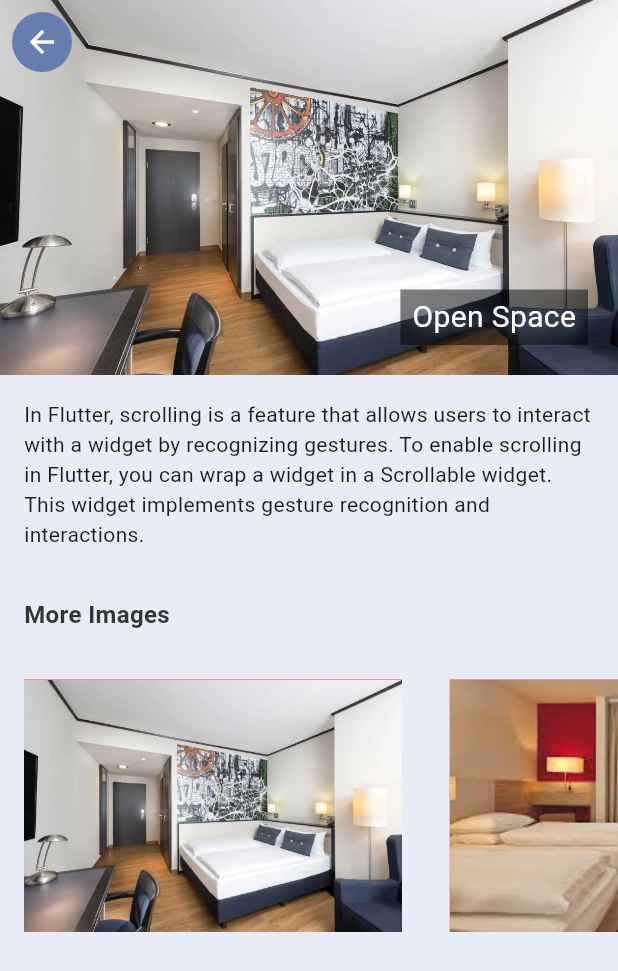
After one commit to KhingZaw/ticket_app, a Flutter app: the HotelDetail screen opened directly, on a phone screen of 412 x 824 dp. The commit adds this screen. Shown: the top 971 px of the screen. Run offline on Flutter 3.47's test engine with Material 3 defaults, Android fonts, the phone set to English and light mode, and no system bars; our stand-ins replace barcode_widget, fluentui_icons; missing offline and left inert: barcode.

Commit message:
[hotel screen and detail]

```diff
--- a/lib/app_routers.dart
+++ b/lib/app_routers.dart
@@ -2,4 +2,6 @@ class AppRouters {
   static const homePage = '/';
   static const allTickets = '/all_tickets';
   static const ticketScreen = '/ticket_screen';
+  static const hotelScreen = '/hotel_screen';
+  static const hotelDetail = '/hotel_detail';
 }
--- a/lib/data/all_json.dart
+++ b/lib/data/all_json.dart
@@ -67,4 +67,10 @@ List<Map<String, dynamic>> hotelList = [
     'destination': 'Dubai',
     'price': 68,
   },
+  {
+    'image': 'bad1.jpg',
+    'place': 'Best hotel',
+    'destination': 'UAE',
+    'price': 78,
+  },
 ];
--- a/lib/main.dart
+++ b/lib/main.dart
@@ -2,6 +2,8 @@ import 'package:flutter/material.dart';
 import 'package:ticket_app/app_routers.dart';
 import 'package:ticket_app/bottom_navbar.dart';
 import 'package:ticket_app/screens/home/all_tickets.dart';
+import 'package:ticket_app/screens/hotel/hotel_detail.dart';
+import 'package:ticket_app/screens/hotel/hotel_screen.dart';
 import 'package:ticket_app/screens/ticket/ticket_screen.dart';
 
 void main() {
@@ -22,6 +24,8 @@ class TicketApp extends StatelessWidget {
         AppRouters.homePage: (context) => const BottomNavbar(),
         AppRouters.allTickets: (context) => const AllTickets(),
         AppRouters.ticketScreen: (context) => const TicketScreen(),
+        AppRouters.hotelScreen: (context) => const HotelScreen(),
+        AppRouters.hotelDetail: (context) => const HotelDetail(),
       },
     );
   }
--- /dev/null
+++ b/lib/screens/hotel/hotel_detail.dart
@@ -0,0 +1,129 @@
+import 'package:flutter/material.dart';
+import 'package:ticket_app/constants/app_styles.dart';
+import 'package:ticket_app/data/all_json.dart';
+
+class HotelDetail extends StatefulWidget {
+  const HotelDetail({super.key});
+
+  @override
+  State<HotelDetail> createState() => _HotelDetailState();
+}
+
+class _HotelDetailState extends State<HotelDetail> {
+  late int index = 0;
+  @override
+  void didChangeDependencies() {
+    super.didChangeDependencies();
+
+    final args =
+        ModalRoute.of(context)?.settings.arguments as Map<String, dynamic>?;
+
+    if (args != null) {
+      index = args["index"];
+    }
+  }
+
+  @override
+  Widget build(BuildContext context) {
+    return Scaffold(
+      backgroundColor: AppStyles.bgColor,
+      body: CustomScrollView(
+        slivers: [
+          SliverAppBar(
+            expandedHeight: 250.0,
+            floating: false,
+            pinned: true,
+            leading: Padding(
+              padding: const EdgeInsets.all(8.0),
+              child: GestureDetector(
+                onTap: () {
+                  Navigator.pop(context);
+                },
+                child: Container(
+                  decoration: BoxDecoration(
+                    shape: BoxShape.circle,
+                    color: AppStyles.primaryColor,
+                  ),
+                  child: const Icon(
+                    Icons.arrow_back,
+                    color: Colors.white,
+                  ),
+                ),
+              ),
+            ),
+            flexibleSpace: FlexibleSpaceBar(
+              // title: Text(
+              //   hotelList[index]["place"],
+              //   style: const TextStyle(color: Colors.white),
+              // ),
+              centerTitle: true,
+              background: Stack(
+                children: [
+                  Positioned.fill(
+                    child: Image.asset(
+                      "assets/images/${hotelList[index]["image"]}",
+                      fit: BoxFit.cover,
+                    ),
+                  ),
+                  Positioned(
+                    bottom: 20,
+                    right: 20,
+                    child: Container(
+                      padding: const EdgeInsets.symmetric(
+                          horizontal: 8, vertical: 4),
+                      color: Colors.black.withOpacity(0.5),
+                      child: Text(
+                        hotelList[index]["place"],
+                        style: TextStyle(
+                            color: Colors.white,
+                            shadows: [
+                              Shadow(
+                                  blurRadius: 10.0,
+                                  color: AppStyles.primaryColor,
+                                  offset: const Offset(2.0, 2.0)),
+                            ],
+                            fontSize: 20),
+                      ),
+                    ),
+                  ),
+                ],
+              ),
+            ),
+          ),
+          SliverList(
+            delegate: SliverChildListDelegate(
+              [
+                const Padding(
+                  padding: EdgeInsets.all(16.0),
+                  child: Text(
+                      "In Flutter, scrolling is a feature that allows users to interact with a widget by recognizing gestures. To enable scrolling in Flutter, you can wrap a widget in a Scrollable widget. This widget implements gesture recognition and interactions."),
+                ),
+                Padding(
+                  padding: const EdgeInsets.all(16.0),
+                  child: Text(
+                    "More Images",
+                    style: AppStyles.headLineStyle2,
+                  ),
+                ),
+                SizedBox(
+                  height: 200.0,
+                  child: ListView.builder(
+                      scrollDirection: Axis.horizontal,
+                      itemCount: 4,
+                      itemBuilder: (context, index) {
+                        return Container(
+                          margin: const EdgeInsets.all(16),
+                          color: Colors.red,
+                          child: Image.asset(
+                              "assets/images/${hotelList[index]["image"]}"),
+                        );
+                      }),
+                ),
+              ],
+            ),
+          )
+        ],
+      ),
+    );
+  }
+}
--- a/lib/screens/ticket/ticket_screen.dart
+++ b/lib/screens/ticket/ticket_screen.dart
@@ -38,8 +38,10 @@ class _TicketScreenState extends State<TicketScreen> {
     return Scaffold(
       backgroundColor: AppStyles.bgColor,
       appBar: AppBar(
-        title: const Text('Tickets'),
-        centerTitle: true,
+        title: Text(
+          'Tickets',
+          style: AppStyles.headLineStyle1,
+        ),
         backgroundColor: AppStyles.bgColor,
       ),
       body: Stack(
--- a/lib/screens/ticket/widgets/ticket_positioned_circle.dart
+++ b/lib/screens/ticket/widgets/ticket_positioned_circle.dart
@@ -10,7 +10,7 @@ class TicketPositionedCircle extends StatelessWidget {
     return Positioned(
       left: pos == null ? 20 : null,
       right: pos == null ? null : 20,
-      top: 235,
+      top: 130,
       child: Container(
         padding: const EdgeInsets.all(3),
         decoration: BoxDecoration(
```
Also changed, not shown: lib/screens/home/all_tickets.dart (+7 -1 lines), lib/screens/home/home_screen.dart (+6 -2 lines), lib/screens/hotel/hotel_screen.dart (added, +105 -0 lines).
